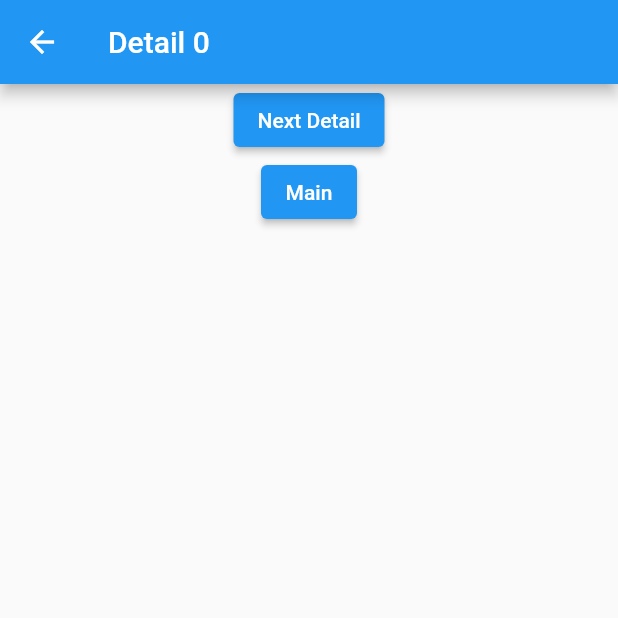
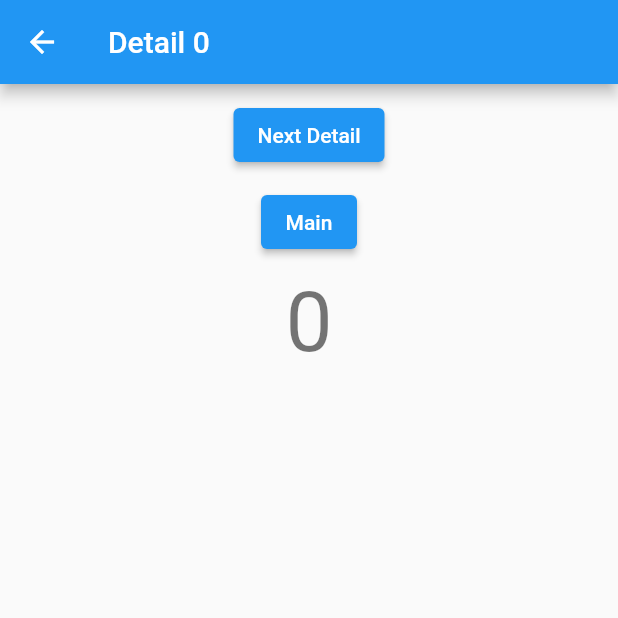
Before and after one commit to igorskh/flutter_bloc_play, a Flutter app: the DetailScreen screen opened directly with empty values, on a phone screen of 412 x 824 dp, the top half of it. Run offline on Flutter 3.47's test engine with Material 2 defaults, Android fonts, the phone set to English and light mode, and no system bars; our stand-ins replace bloc, equatable, flutter_bloc, rxdart.

Commit message:
output index in detail view

```diff
--- a/lib/navigator_with_bloc/screens/detail_screen.dart
+++ b/lib/navigator_with_bloc/screens/detail_screen.dart
@@ -28,6 +28,8 @@ class _DetailScreenState extends State<DetailScreen> {
 
   @override
   Widget build(BuildContext context) {
+    final textTheme = Theme.of(context).textTheme;
+
     return BlocBuilder<RouterBloc, RouterState>(
       builder: (context, state) {
         return Scaffold(
@@ -35,10 +37,18 @@ class _DetailScreenState extends State<DetailScreen> {
           body: Center(
             child: Column(
               children: [
+                SizedBox(height: 10),
                 ElevatedButton(
                     onPressed: () => _navigateDetail(state.pages.length - 1),
                     child: Text('Next Detail')),
+                SizedBox(height: 10),
                 ElevatedButton(onPressed: _resetToHome, child: Text('Main')),
+                SizedBox(height: 10),
+                Text(
+                  '${widget.index}',
+                  style: textTheme.headline2,
+                  key: const Key('detailView_result'),
+                ),
               ],
             ),
           ),
```
